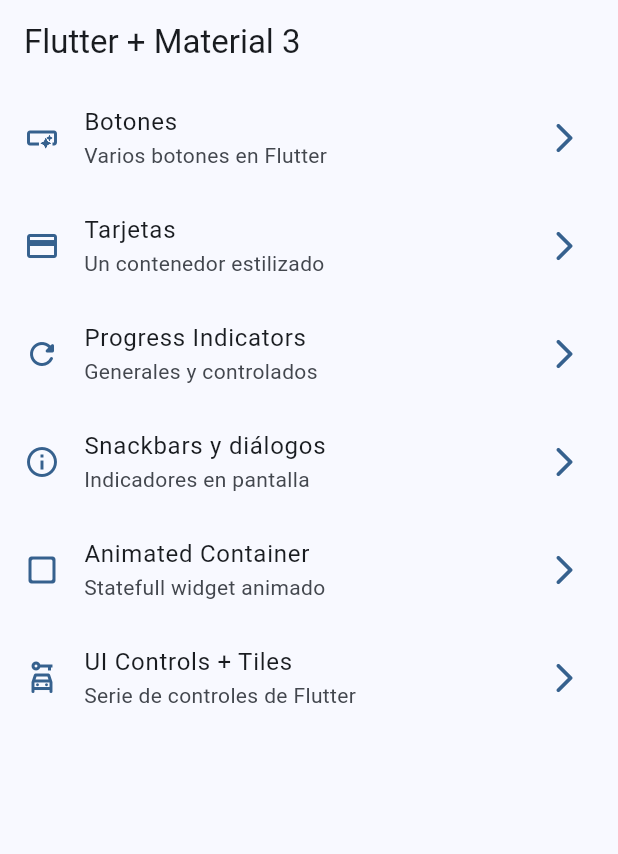
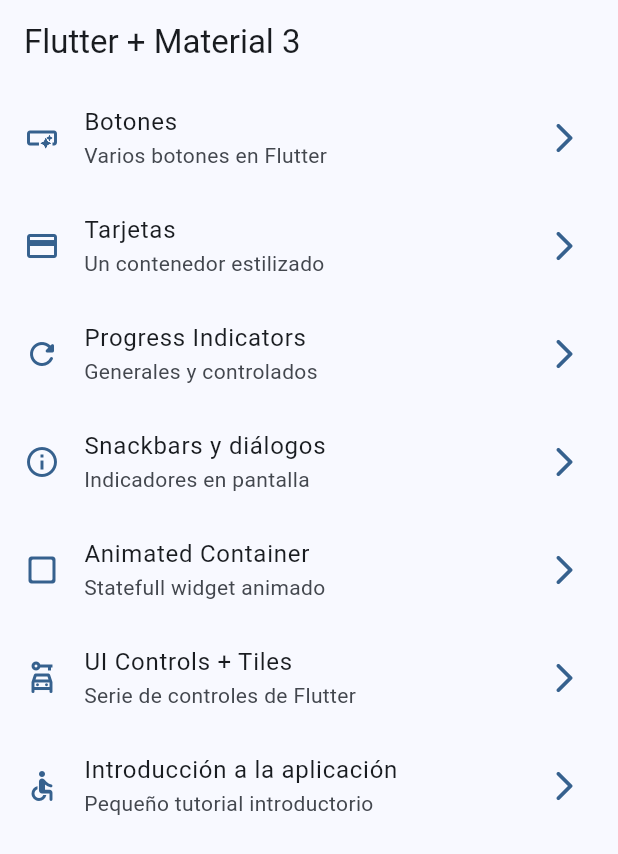
Before and after one commit to DevJorgeRafael/widgets-app-flutter-course, a Flutter app: the screen it shows after launch, on a phone screen of 412 x 824 dp. Shown: the top 854 px of the screen. Run offline on Flutter 3.47's test engine with Material 3 defaults, Android fonts, the phone set to English and light mode, and no system bars; our stand-ins replace go_router.

```diff
--- a/lib/config/menu/menu_items.dart
+++ b/lib/config/menu/menu_items.dart
@@ -57,4 +57,11 @@ const appMenuItems = <MenuItem>[
     link: '/ui-controls',
     icon: Icons.car_rental_outlined,
   ),
+
+  MenuItem(
+    title: 'Introducción a la aplicación',
+    subTitle: 'Pequeño tutorial introductorio',
+    link: '/tutorial',
+    icon: Icons.accessible_rounded,
+  ),
 ];
--- a/lib/config/router/app_router.dart
+++ b/lib/config/router/app_router.dart
@@ -48,5 +48,11 @@ final appRouter = GoRouter(
       builder: (context, state) => const UiControlsScreen(),
     ),
 
+    GoRoute(
+      path: '/tutorial',
+      name: AppTutorialScreen.name,
+      builder: (context, state) => const AppTutorialScreen(),
+    ),
+
   ]
 );
--- a/pubspec.yaml
+++ b/pubspec.yaml
@@ -18,3 +18,6 @@ dev_dependencies:
 
 flutter:
   uses-material-design: true
+
+assets:
+  - assets/Images/
```
Also changed, not shown: assets/Images/1.png (added), assets/Images/2.png (added), assets/Images/3.png (added), assets/Images/jar-loading.gif (added).
